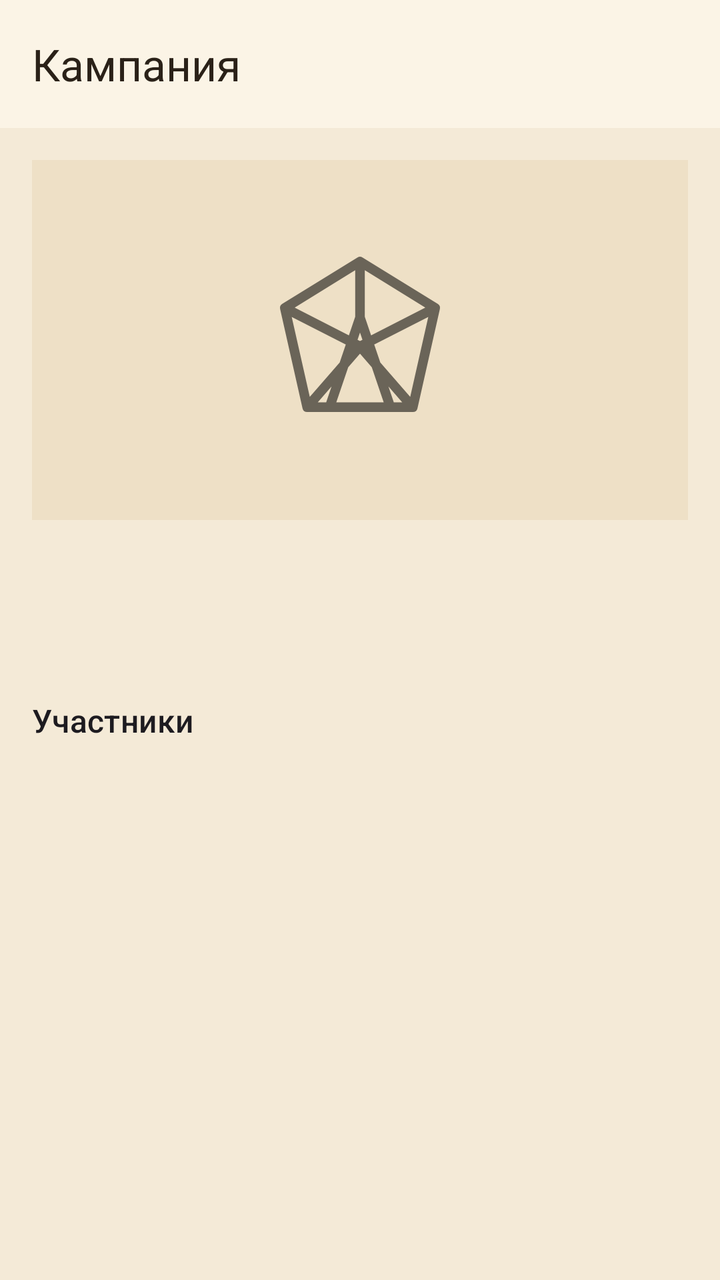
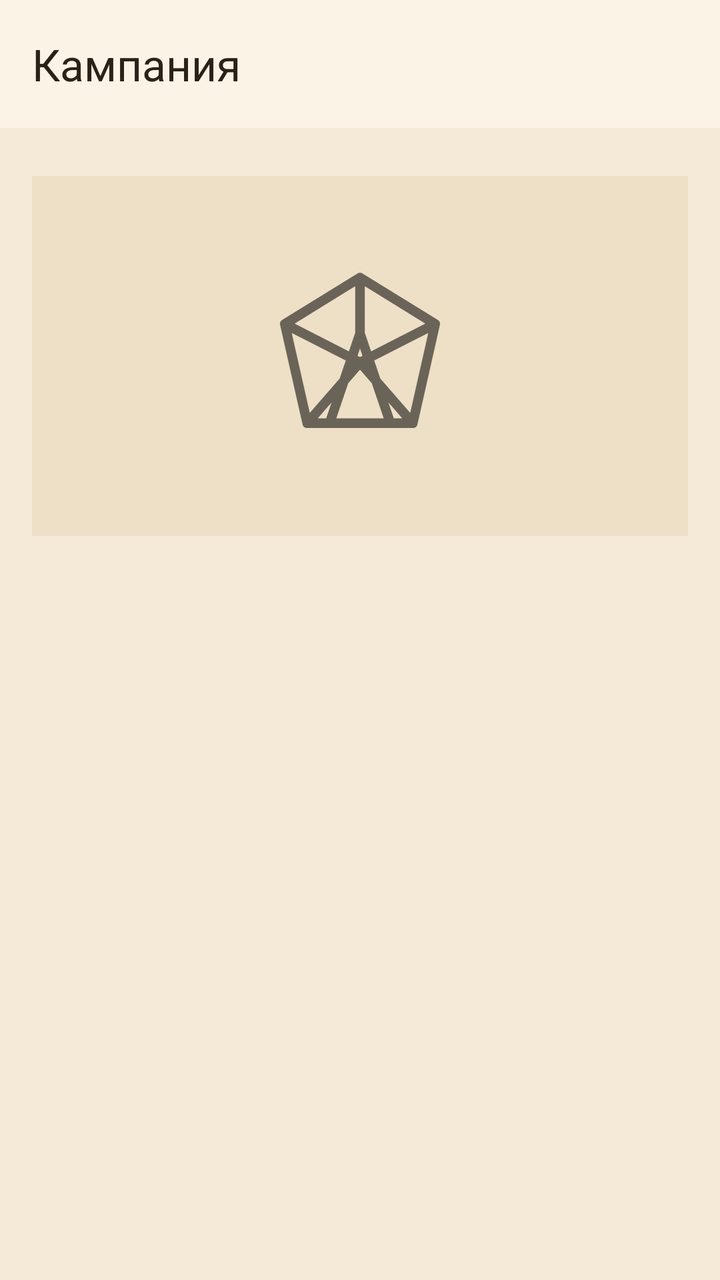

The first picture is an Android layout as it rendered before a commit; the second is the same layout after the commit. The layout source and the unified diff follow.
<!-- AndroidManifest.xml: application theme Theme.DnDMemory -->
<!-- res/layout/activity_campaign_info.xml -->
<?xml version="1.0" encoding="utf-8"?>
<LinearLayout xmlns:android="http://schemas.android.com/apk/res/android"
    xmlns:app="http://schemas.android.com/apk/res-auto"
    android:layout_width="match_parent"
    android:layout_height="match_parent"
    android:orientation="vertical">

    <com.google.android.material.appbar.MaterialToolbar
        android:id="@+id/campaign_info_toolbar"
        style="@style/Widget.DnDMemory.Toolbar"
        android:layout_width="match_parent"
        android:layout_height="?attr/actionBarSize"
        app:title="@string/campaign_info_title" />

    <androidx.core.widget.NestedScrollView
        android:layout_width="match_parent"
        android:layout_height="0dp"
        android:layout_weight="1"
        android:clipToPadding="false"
        android:paddingBottom="12dp">

        <LinearLayout
            android:layout_width="match_parent"
            android:layout_height="wrap_content"
            android:orientation="vertical"
            android:padding="16dp">

            <FrameLayout
                android:layout_width="match_parent"
                android:layout_height="180dp"
                android:background="@color/colorSurfaceVariant">

                <ImageView
                    android:id="@+id/campaign_info_photo"
                    android:layout_width="match_parent"
                    android:layout_height="match_parent"
                    android:contentDescription="@string/campaign_info_title"
                    android:scaleType="centerCrop"
                    android:visibility="gone" />

                <ImageView
                    android:id="@+id/campaign_info_placeholder"
                    android:layout_width="96dp"
                    android:layout_height="96dp"
                    android:layout_gravity="center"
                    android:alpha="0.55"
                    android:contentDescription="@string/campaign_info_title"
                    android:src="@drawable/ic_d20" />
            </FrameLayout>

            <TextView
                android:id="@+id/campaign_info_name"
                android:layout_width="match_parent"
                android:layout_height="wrap_content"
                android:layout_marginTop="12dp"
                android:textAppearance="?attr/textAppearanceHeadlineSmall" />

            <TextView
                android:id="@+id/campaign_info_description"
                android:layout_width="match_parent"
                android:layout_height="wrap_content"
                android:layout_marginTop="6dp"
                android:textAppearance="?attr/textAppearanceBodyMedium" />

            <TextView
                android:layout_width="match_parent"
                android:layout_height="wrap_content"
                android:layout_marginTop="20dp"
                android:text="@string/tab_members"
                android:textAppearance="?attr/textAppearanceTitleMedium" />

            <LinearLayout
                android:id="@+id/campaign_info_members"
                android:layout_width="match_parent"
                android:layout_height="wrap_content"
                android:orientation="vertical" />

            <com.google.android.material.button.MaterialButton
                android:id="@+id/campaign_info_edit"
                style="?attr/materialButtonOutlinedStyle"
                android:layout_width="match_parent"
                android:layout_height="wrap_content"
                android:layout_marginTop="20dp"
                android:text="@string/campaign_info_edit"
                android:visibility="gone" />

            <com.google.android.material.button.MaterialButton
                android:id="@+id/campaign_info_delete"
                style="?attr/materialButtonOutlinedStyle"
                android:layout_width="match_parent"
                android:layout_height="wrap_content"
                android:text="@string/campaign_info_delete"
                android:textColor="@color/badge_conflict"
                android:visibility="gone" />
        </LinearLayout>
    </androidx.core.widget.NestedScrollView>
</LinearLayout>
<!-- resources referenced by this layout -->
<resources>
  <color name="badge_conflict">#C62828</color>
  <color name="colorSurfaceVariant">#EEE0C6</color>
  <!-- drawable ic_d20 (drawable) -->
  <?xml version="1.0" encoding="utf-8"?>
  <vector xmlns:android="http://schemas.android.com/apk/res/android"
      android:width="96dp"
      android:height="96dp"
      android:viewportWidth="24"
      android:viewportHeight="24">
      <path
          android:fillColor="@android:color/transparent"
          android:pathData="M12,2.2 21.4,8 18.6,20.4H5.4L2.6,8zM12,2.2 12,9.2M21.4,8 12,12.8 2.6,8M18.6,20.4 12,12.8 5.4,20.4M12,9.2 8.2,20.4M12,9.2 15.8,20.4"
          android:strokeColor="#FF000000"
          android:strokeLineCap="round"
          android:strokeLineJoin="round"
          android:strokeWidth="1.2" />
  </vector>
  <string name="campaign_info_delete">Удалить кампанию</string>
  <string name="campaign_info_edit">Редактировать кампанию</string>
  <string name="campaign_info_title">Кампания</string>
  <string name="tab_members">Участники</string>
  <style name="Widget.DnDMemory.Toolbar" parent="Widget.Material3.Toolbar">
          <item name="android:background">?attr/colorSurface</item>
          <item name="titleTextColor">?attr/colorOnSurface</item>
      </style>
  <style name="Theme.DnDMemory" parent="Theme.Material3.DayNight.NoActionBar">
          <item name="colorPrimary">@color/colorPrimary</item>
          <item name="colorPrimaryDark">@color/colorPrimaryDark</item>
          <item name="colorOnPrimary">@color/colorOnPrimary</item>
          <item name="colorPrimaryContainer">@color/colorPrimaryContainer</item>
          <item name="colorOnPrimaryContainer">@color/colorOnPrimaryContainer</item>
          <item name="colorSecondary">@color/colorSecondary</item>
          <item name="colorOnSecondary">@color/colorOnSecondary</item>
          <item name="colorSurface">@color/colorSurface</item>
          <item name="colorOnSurface">@color/colorOnSurface</item>
          <item name="colorSurfaceVariant">@color/colorSurfaceVariant</item>
          <item name="colorOnSurfaceVariant">@color/colorOnSurfaceVariant</item>
          <item name="android:colorBackground">@color/colorBackground</item>
          <item name="colorOnBackground">@color/colorOnBackground</item>
          <item name="colorError">@color/colorError</item>
          <item name="colorOnError">@color/colorOnError</item>
          <item name="colorOutline">@color/colorOutline</item>
          <item name="android:statusBarColor">@color/colorPrimaryDark</item>
          <item name="android:navigationBarColor">@color/colorBackground</item>
          <item name="android:windowBackground">@color/colorBackground</item>
      </style>
  <color name="colorPrimary">#8A6A3B</color>
  <color name="colorPrimaryDark">#5E4525</color>
  <color name="colorOnPrimary">#FFF7EA</color>
  <color name="colorPrimaryContainer">#EBDCC2</color>
  <color name="colorOnPrimaryContainer">#3A2A14</color>
  <color name="colorSecondary">#B98B2E</color>
  <color name="colorOnSecondary">#FFF8EA</color>
  <color name="colorSurface">#FBF4E6</color>
  <color name="colorOnSurface">#2A2118</color>
  <color name="colorOnSurfaceVariant">#57493A</color>
  <color name="colorBackground">#F4EAD7</color>
  <color name="colorOnBackground">#2A2118</color>
  <color name="colorError">#A3231C</color>
  <color name="colorOnError">#FFFFFF</color>
  <color name="colorOutline">#8C7B63</color>
</resources>

<!-- the commit's change to res/layout/activity_campaign_info.xml (unified diff, before → after) -->
@@ -12,6 +12,22 @@
         android:layout_height="?attr/actionBarSize"
         app:title="@string/campaign_info_title" />
 
+    <HorizontalScrollView
+        android:layout_width="match_parent"
+        android:layout_height="wrap_content"
+        android:scrollbars="none"
+        android:paddingHorizontal="12dp">
+
+        <com.google.android.material.chip.ChipGroup
+            android:id="@+id/campaign_info_sections"
+            android:layout_width="wrap_content"
+            android:layout_height="wrap_content"
+            android:paddingBottom="8dp"
+            app:selectionRequired="true"
+            app:singleLine="true"
+            app:singleSelection="true" />
+    </HorizontalScrollView>
+
     <androidx.core.widget.NestedScrollView
         android:layout_width="match_parent"
         android:layout_height="0dp"
@@ -25,73 +41,158 @@
             android:orientation="vertical"
             android:padding="16dp">
 
-            <FrameLayout
-                android:layout_width="match_parent"
-                android:layout_height="180dp"
-                android:background="@color/colorSurfaceVariant">
-
-                <ImageView
-                    android:id="@+id/campaign_info_photo"
-                    android:layout_width="match_parent"
-                    android:layout_height="match_parent"
-                    android:contentDescription="@string/campaign_info_title"
-                    android:scaleType="centerCrop"
-                    android:visibility="gone" />
-
-                <ImageView
-                    android:id="@+id/campaign_info_placeholder"
-                    android:layout_width="96dp"
-                    android:layout_height="96dp"
-                    android:layout_gravity="center"
-                    android:alpha="0.55"
-                    android:contentDescription="@string/campaign_info_title"
-                    android:src="@drawable/ic_d20" />
-            </FrameLayout>
-
-            <TextView
-                android:id="@+id/campaign_info_name"
+            <LinearLayout
+                android:id="@+id/campaign_info_main_section"
                 android:layout_width="match_parent"
                 android:layout_height="wrap_content"
-                android:layout_marginTop="12dp"
-                android:textAppearance="?attr/textAppearanceHeadlineSmall" />
+                android:orientation="vertical">
 
-            <TextView
-                android:id="@+id/campaign_info_description"
+                <FrameLayout
+                    android:layout_width="match_parent"
+                    android:layout_height="180dp"
+                    android:background="@color/colorSurfaceVariant">
+
+                    <ImageView
+                        android:id="@+id/campaign_info_photo"
+                        android:layout_width="match_parent"
+                        android:layout_height="match_parent"
+                        android:contentDescription="@string/campaign_info_title"
+                        android:scaleType="centerCrop"
+                        android:visibility="gone" />
+
+                    <ImageView
+                        android:id="@+id/campaign_info_placeholder"
+                        android:layout_width="96dp"
+                        android:layout_height="96dp"
+                        android:layout_gravity="center"
+                        android:alpha="0.55"
+                        android:contentDescription="@string/campaign_info_title"
+                        android:src="@drawable/ic_d20" />
+                </FrameLayout>
+
+                <TextView
+                    android:id="@+id/campaign_info_name"
+                    android:layout_width="match_parent"
+                    android:layout_height="wrap_content"
+                    android:layout_marginTop="12dp"
+                    android:textAppearance="?attr/textAppearanceHeadlineSmall" />
+
+                <TextView
+                    android:id="@+id/campaign_info_description"
+                    android:layout_width="match_parent"
+                    android:layout_height="wrap_content"
+                    android:layout_marginTop="6dp"
+                    android:textAppearance="?attr/textAppearanceBodyMedium" />
+
+                <com.google.android.material.button.MaterialButton
+                    android:id="@+id/campaign_info_edit"
+                    style="?attr/materialButtonOutlinedStyle"
+                    android:layout_width="match_parent"
+                    android:layout_height="wrap_content"
+                    android:layout_marginTop="20dp"
+                    android:text="@string/campaign_info_edit"
+                    android:visibility="gone" />
+            </LinearLayout>
+
+            <LinearLayout
+                android:id="@+id/campaign_info_members_section"
                 android:layout_width="match_parent"
                 android:layout_height="wrap_content"
-                android:layout_marginTop="6dp"
-                android:textAppearance="?attr/textAppearanceBodyMedium" />
+                android:orientation="vertical"
+                android:visibility="gone">
 
-            <TextView
+                <TextView
+                    android:layout_width="match_parent"
+                    android:layout_height="wrap_content"
+                    android:text="@string/tab_members"
+                    android:textAppearance="?attr/textAppearanceTitleMedium" />
+
+                <LinearLayout
+                    android:id="@+id/campaign_info_members"
+                    android:layout_width="match_parent"
+                    android:layout_height="wrap_content"
+                    android:layout_marginTop="8dp"
+                    android:orientation="vertical" />
+            </LinearLayout>
+
+            <LinearLayout
+                android:id="@+id/campaign_info_dictionaries_section"
                 android:layout_width="match_parent"
                 android:layout_height="wrap_content"
-                android:layout_marginTop="20dp"
-                android:text="@string/tab_members"
-                android:textAppearance="?attr/textAppearanceTitleMedium" />
+                android:orientation="vertical"
+                android:visibility="gone">
+
+                <TextView
+                    android:layout_width="match_parent"
+                    android:layout_height="wrap_content"
+                    android:text="@string/campaign_dictionaries_title"
+                    android:textAppearance="?attr/textAppearanceTitleMedium" />
+
+                <TextView
+                    android:layout_width="match_parent"
+                    android:layout_height="wrap_content"
+                    android:layout_marginTop="4dp"
+                    android:text="@string/campaign_dictionaries_hint"
+                    android:textAppearance="?attr/textAppearanceBodySmall" />
+
+                <LinearLayout
+                    android:id="@+id/campaign_info_dictionaries"
+                    android:layout_width="match_parent"
+                    android:layout_height="wrap_content"
+                    android:layout_marginTop="8dp"
+                    android:orientation="vertical" />
+            </LinearLayout>
 
             <LinearLayout
-                android:id="@+id/campaign_info_members"
+                android:id="@+id/campaign_info_sync_section"
                 android:layout_width="match_parent"
                 android:layout_height="wrap_content"
-                android:orientation="vertical" />
+                android:orientation="vertical"
+                android:visibility="gone">
 
-            <com.google.android.material.button.MaterialButton
-                android:id="@+id/campaign_info_edit"
-                style="?attr/materialButtonOutlinedStyle"
+                <TextView
+                    android:layout_width="match_parent"
+                    android:layout_height="wrap_content"
+                    android:text="@string/campaign_sync_title"
+                    android:textAppearance="?attr/textAppearanceTitleMedium" />
+
+                <TextView
+                    android:id="@+id/campaign_info_sync_text"
+                    android:layout_width="match_parent"
+                    android:layout_height="wrap_content"
+                    android:layout_marginTop="8dp"
+                    android:textAppearance="?attr/textAppearanceBodyMedium" />
+            </LinearLayout>
+
+            <LinearLayout
+                android:id="@+id/campaign_info_actions_section"
                 android:layout_width="match_parent"
                 android:layout_height="wrap_content"
-                android:layout_marginTop="20dp"
-                android:text="@string/campaign_info_edit"
-                android:visibility="gone" />
+                android:orientation="vertical"
+                android:visibility="gone">
 
-            <com.google.android.material.button.MaterialButton
-                android:id="@+id/campaign_info_delete"
-                style="?attr/materialButtonOutlinedStyle"
-                android:layout_width="match_parent"
-                android:layout_height="wrap_content"
-                android:text="@string/campaign_info_delete"
-                android:textColor="@color/badge_conflict"
-                android:visibility="gone" />
+                <TextView
+                    android:layout_width="match_parent"
+                    android:layout_height="wrap_content"
+                    android:text="@string/campaign_actions_title"
+                    android:textAppearance="?attr/textAppearanceTitleMedium" />
+
+                <TextView
+                    android:layout_width="match_parent"
+                    android:layout_height="wrap_content"
+                    android:layout_marginTop="4dp"
+                    android:text="@string/campaign_actions_hint"
+                    android:textAppearance="?attr/textAppearanceBodySmall" />
+
+                <com.google.android.material.button.MaterialButton
+                    android:id="@+id/campaign_info_delete"
+                    style="?attr/materialButtonOutlinedStyle"
+                    android:layout_width="match_parent"
+                    android:layout_height="wrap_content"
+                    android:layout_marginTop="16dp"
+                    android:text="@string/campaign_info_delete"
+                    android:visibility="gone" />
+            </LinearLayout>
         </LinearLayout>
     </androidx.core.widget.NestedScrollView>
 </LinearLayout>
<!-- resource entries referenced after the edit -->
@@ -1,6 +1,5 @@
 <!-- resources referenced by this layout -->
 <resources>
-  <color name="badge_conflict">#C62828</color>
   <color name="colorSurfaceVariant">#EEE0C6</color>
   <!-- drawable ic_d20 (drawable) -->
   <?xml version="1.0" encoding="utf-8"?>
@@ -17,9 +16,14 @@
           android:strokeLineJoin="round"
           android:strokeWidth="1.2" />
   </vector>
+  <string name="campaign_actions_hint">Необратимые действия с кампанией</string>
+  <string name="campaign_actions_title">Действия</string>
+  <string name="campaign_dictionaries_hint">Разрешённые значения для этой кампании</string>
+  <string name="campaign_dictionaries_title">Справочники</string>
   <string name="campaign_info_delete">Удалить кампанию</string>
   <string name="campaign_info_edit">Редактировать кампанию</string>
   <string name="campaign_info_title">Кампания</string>
+  <string name="campaign_sync_title">Синхронизация</string>
   <string name="tab_members">Участники</string>
   <style name="Widget.DnDMemory.Toolbar" parent="Widget.Material3.Toolbar">
           <item name="android:background">?attr/colorSurface</item>
